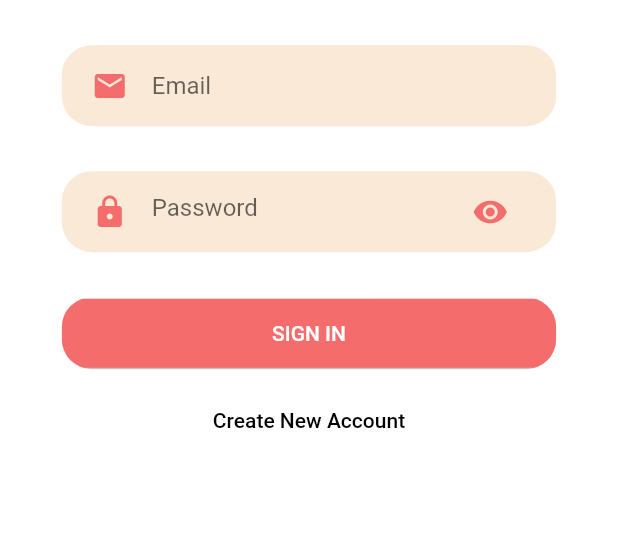
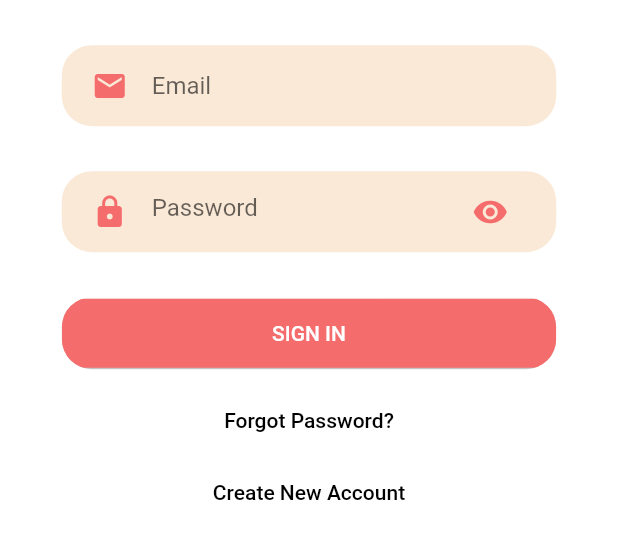
Before and after one commit to ishajain15/UniLyfe, a Flutter app: the SignUpView screen opened by its route, after a tap on "SIGN UP", after a tap on "Have an Account? Sign In", on a phone screen of 412 x 824 dp, the part 451-1010 px from its top. Run offline on Flutter 3.47's test engine with Material 2 defaults, Android fonts, the phone set to English and light mode, and no system bars; drawn by our look-alikes of auto_size_text; our stand-ins replace firebase_auth, firebase_core, font_awesome_flutter, google_sign_in; accounts and stored records are empty.

Commit message:
Added Reset Password feature

```diff
--- a/unilyfe_app/lib/provider/auth_provider.dart
+++ b/unilyfe_app/lib/provider/auth_provider.dart
@@ -38,6 +38,11 @@ class AuthProvider {
   signOut() {
     return _firebaseAuth.signOut();
   }
+
+  // Reset Password
+  Future sendPasswordResetEmail(String email) async {
+    return _firebaseAuth.sendPasswordResetEmail(email: email);
+  }
 }
 
 class NameValidator {
--- a/unilyfe_app/lib/views/sign_up_view.dart
+++ b/unilyfe_app/lib/views/sign_up_view.dart
@@ -1,6 +1,7 @@
 import 'package:flutter/material.dart';
 import 'package:unilyfe_app/Signup/rounded_button.dart';
 import 'package:unilyfe_app/Signup/text_field_container.dart';
+import 'package:unilyfe_app/main.dart';
 import 'package:unilyfe_app/page/username_page.dart';
 import 'package:unilyfe_app/provider/auth_provider.dart';
 import 'package:auto_size_text/auto_size_text.dart';
@@ -8,7 +9,7 @@ import 'package:unilyfe_app/widgets/provider_widget.dart';
 
 final primaryColor = const Color(0xFFFFFFFF);
 
-enum AuthFormType { signIn, signUp }
+enum AuthFormType { signIn, signUp, reset }
 
 class SignUpView extends StatefulWidget {
   final AuthFormType authFormType;
@@ -54,15 +55,24 @@ class _SignUpViewState extends State<SignUpView> {
       try {
         final auth = Provider.of(context).auth;
         if (authFormType == AuthFormType.signIn) {
+          //return buildLoading();
           String uid = await auth.signInWithEmailAndPassword(_email, _password);
           print("Signed in with ID $uid");
           Navigator.of(context).pushReplacementNamed('/home');
+        } else if (authFormType == AuthFormType.reset) {
+          await auth.sendPasswordResetEmail(_email);
+          print("Password reset email sent");
+          _error = "A password reset link has been sent to $_email";
+          setState(() {
+            authFormType = AuthFormType.signIn;
+          });
         } else {
           String uid = await auth.createUserWithEmailAndPassword(
               _email, _password, _name);
           print("Signed up with New ID $uid");
-          //Navigator.of(context).pushReplacementNamed('/home');
-          Navigator.of(context).pushReplacement(MaterialPageRoute(builder: (context) => UsernamePage()));
+          Navigator.of(context).pushReplacementNamed('/home');
+          //logout button does not work if this is used
+          //Navigator.of(context).pushReplacement(MaterialPageRoute(builder: (context) => UsernamePage()));
         }
       } catch (e) {
         print(e);
@@ -185,6 +195,25 @@ class _SignUpViewState extends State<SignUpView> {
   List<Widget> buildInputs() {
     List<Widget> textFields = [];
 
+    if (authFormType == AuthFormType.reset) {
+      textFields.add(TextFieldContainer(
+          child: TextFormField(
+        validator: EmailValidator.validate,
+        decoration: buildSignUpInputDecoration(
+            "Email",
+            Icon(
+              Icons.email,
+              color: Color(0xFFF46C6B),
+            ),
+            false),
+        onSaved: (value) => _email = value,
+      )));
+      textFields.add(SizedBox(
+        height: 10,
+      ));
+      return textFields;
+    }
+
     // if were in the sign up state and add name
     // JUST ADDING THIS FOR NOW, NEED TO CHANGE LATER SINCE WE WILL HAVE A SEPARATE PAGE
     if (authFormType == AuthFormType.signUp) {
@@ -269,10 +298,16 @@ class _SignUpViewState extends State<SignUpView> {
 
   List<Widget> buildButtons() {
     String _switchButtonText, _newFormState, _submitButtonText;
+    bool _showForgotPassword = false;
     if (authFormType == AuthFormType.signIn) {
       _switchButtonText = "Create New Account";
       _newFormState = "signUp";
       _submitButtonText = "SIGN IN";
+      _showForgotPassword = true;
+    } else if (authFormType == AuthFormType.reset) {
+      _switchButtonText = "Return to Sign In";
+      _newFormState = "signIn";
+      _submitButtonText = "SUBMIT";
     } else {
       _switchButtonText = "Have an Account? Sign In";
       _newFormState = "signIn";
@@ -299,6 +334,7 @@ class _SignUpViewState extends State<SignUpView> {
           press: submit,
         ),
       ),
+      showForgotPassword(_showForgotPassword),
       TextButton(
         child: Text(
           _switchButtonText,
@@ -310,4 +346,21 @@ class _SignUpViewState extends State<SignUpView> {
       )
     ];
   }
+
+  Widget showForgotPassword(bool visible) {
+    return Visibility(
+      child: TextButton(
+        child: Text(
+          "Forgot Password?",
+          style: TextStyle(color: Colors.black),
+        ),
+        onPressed: () {
+          setState(() {
+            authFormType = AuthFormType.reset;
+          });
+        },
+      ),
+      visible: visible,
+    );
+  }
 }
```
